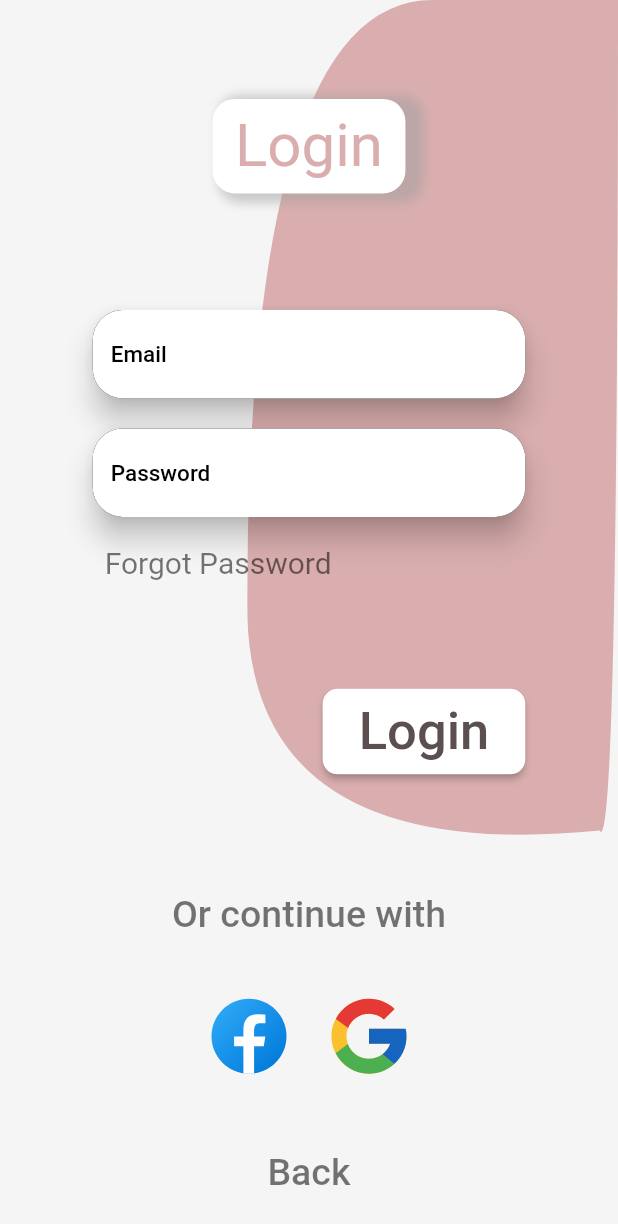
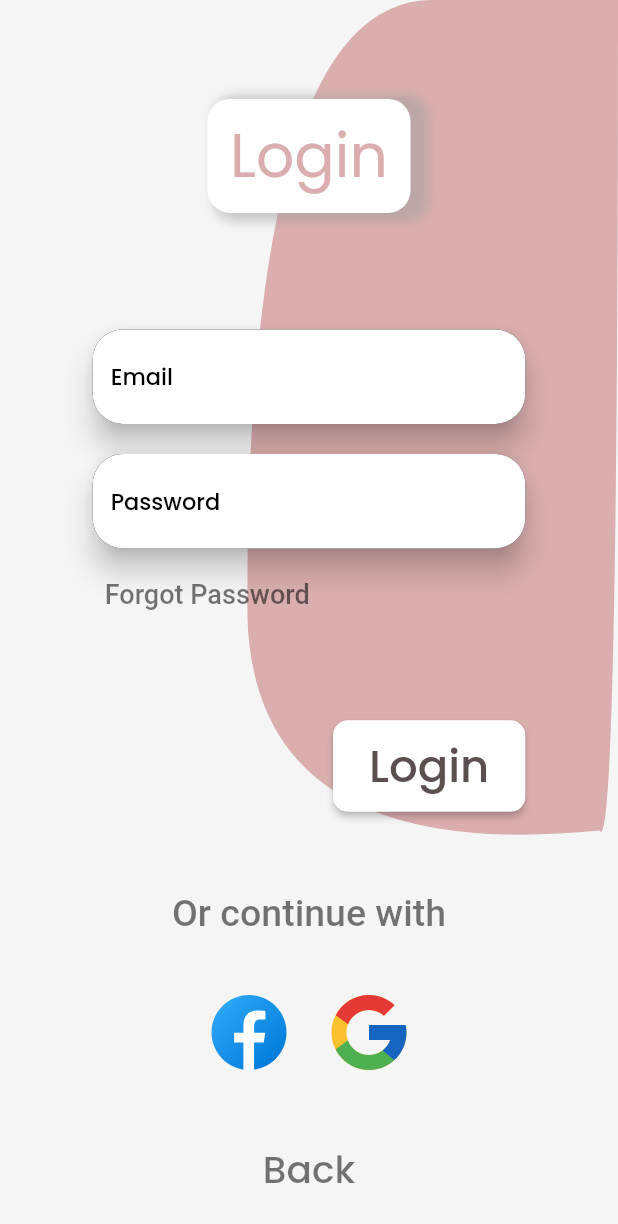
Before and after one commit to Dalex19/login_register, a Flutter app: the screen it shows after launch, after a tap on "Login", on a phone screen of 412 x 824 dp. Shown: the top 1224 px of the screen. Run offline on Flutter 3.47's test engine with Material 2 defaults, Android fonts, the phone set to English and light mode, and no system bars; our stand-ins replace animated_splash_screen, flutter_svg, google_fonts, lottie.

Commit message:
feat: page transition and custom font

```diff
--- a/lib/main.dart
+++ b/lib/main.dart
@@ -1,5 +1,6 @@
 import 'package:flutter/material.dart';
 import 'package:splash_prac/ui/screens/splash/splash.dart';
+import 'package:google_fonts/google_fonts.dart';
 
 void main() {
   runApp(const MyApp());
@@ -15,15 +16,20 @@ class MyApp extends StatelessWidget {
       theme: ThemeData(
           scaffoldBackgroundColor: const Color(0XF5F5F5F5),
           primaryColor: const Color.fromARGB(255, 218, 174, 174),
-          textTheme: const TextTheme(
-              displayMedium: TextStyle(
-                  fontSize: 25,
-                  color: Colors.black54,
-                  fontWeight: FontWeight.w500),
-              labelMedium: TextStyle(
-                  fontSize: 20,
-                  color: Colors.black54,
-                  fontWeight: FontWeight.w400)),
+          textTheme: GoogleFonts.poppinsTextTheme().copyWith(
+            displayLarge: const TextStyle(
+                fontSize: 50, fontWeight: FontWeight.w400, color: Colors.white),
+            displayMedium: const TextStyle(
+              fontSize: 25,
+              color: Colors.black54,
+              fontWeight: FontWeight.w500,
+            ),
+            labelMedium: const TextStyle(
+              fontSize: 18,
+              color: Colors.black54,
+              fontWeight: FontWeight.w500,
+            ),
+          ),
           secondaryHeaderColor: const Color.fromARGB(245, 85, 72, 72)),
       home: const Splash(),
     );
--- a/lib/ui/screens/welcome/widgets/my_wave.dart
+++ b/lib/ui/screens/welcome/widgets/my_wave.dart
@@ -1,4 +1,5 @@
 import 'package:flutter/material.dart';
+import 'package:google_fonts/google_fonts.dart';
 import 'package:splash_prac/ui/styles/waves_painter.dart';
 
 class MyWave extends StatelessWidget {
@@ -13,19 +14,14 @@ class MyWave extends StatelessWidget {
         width: MediaQuery.of(context).size.width,
         height: MediaQuery.of(context).size.height * 0.55,
         child: Column(mainAxisAlignment: MainAxisAlignment.center, children: [
-          const Text(
+          Text(
             "Welcome",
-            style: TextStyle(
-                fontSize: 50, fontWeight: FontWeight.w400, color: Colors.white),
+            style: Theme.of(context).textTheme.displayLarge,
           ),
           const SizedBox(
             height: 20,
           ),
-          const Text("to",
-              style: TextStyle(
-                  fontSize: 50,
-                  fontWeight: FontWeight.w400,
-                  color: Colors.white)),
+          Text("to", style: Theme.of(context).textTheme.displayLarge),
           const SizedBox(
             height: 20,
           ),
@@ -50,7 +46,7 @@ class MyWave extends StatelessWidget {
                 angle: 0.10,
                 child: Text(
                   "App",
-                  style: TextStyle(
+                  style: GoogleFonts.poppins(
                       fontSize: 50,
                       fontWeight: FontWeight.w400,
                       color: Theme.of(context).secondaryHeaderColor),
--- a/lib/ui/screens/welcome/widgets/proceed_with.dart
+++ b/lib/ui/screens/welcome/widgets/proceed_with.dart
@@ -2,6 +2,7 @@ import 'package:flutter/material.dart';
 import 'package:splash_prac/ui/screens/login/login.dart';
 import 'package:splash_prac/ui/screens/register/register.dart';
 import 'package:splash_prac/ui/widgets/custom_button.dart';
+import 'package:splash_prac/ui/widgets/cutom_page_route.dart';
 
 class ProccedWith extends StatelessWidget {
   const ProccedWith({super.key});
@@ -19,14 +20,12 @@ class ProccedWith extends StatelessWidget {
         Row(
           mainAxisAlignment: MainAxisAlignment.spaceAround,
           children: [
-            CustomButton("Login", const Color.fromARGB(255, 218, 174, 174), () {
-              Navigator.push(context,
-                  MaterialPageRoute(builder: (context) => const Login()));
+            CustomButton("Login", Theme.of(context).primaryColor, () {
+              Navigator.of(context).push(CustomPageRoute(child: const Login()));
             }),
-            CustomButton("Register", const Color.fromARGB(255, 218, 174, 174),
-                () {
-              Navigator.push(context,
-                  MaterialPageRoute(builder: (context) => const Register()));
+            CustomButton("Register", Theme.of(context).primaryColor, () {
+              Navigator.of(context)
+                  .push(CustomPageRoute(child: const Register()));
             })
           ],
         ),
--- a/lib/ui/widgets/custom_button.dart
+++ b/lib/ui/widgets/custom_button.dart
@@ -1,4 +1,5 @@
 import 'package:flutter/material.dart';
+import 'package:google_fonts/google_fonts.dart';
 
 class CustomButton extends StatelessWidget {
   final String _name;
@@ -16,17 +17,15 @@ class CustomButton extends StatelessWidget {
         style: ElevatedButton.styleFrom(
             backgroundColor: _color,
             textStyle:
-                const TextStyle(fontSize: 35, fontWeight: FontWeight.w500),
+                const TextStyle(fontSize: 30, fontWeight: FontWeight.w500),
             shape: const RoundedRectangleBorder(
                 borderRadius: BorderRadius.all(Radius.circular(10)))),
         child: Padding(
           padding: const EdgeInsets.all(8.0),
-          child: Text(
-            _name,
-            style: TextStyle(
-              color: Theme.of(context).secondaryHeaderColor,
-            ),
-          ),
+          child: Text(_name,
+              style: GoogleFonts.poppins(
+                color: Theme.of(context).secondaryHeaderColor,
+              )),
         ));
   }
 }
--- a/lib/ui/widgets/custom_text_button.dart
+++ b/lib/ui/widgets/custom_text_button.dart
@@ -1,4 +1,5 @@
 import 'package:flutter/material.dart';
+import 'package:google_fonts/google_fonts.dart';
 
 class CustomTextButton extends StatelessWidget {
   final String _name;
@@ -11,7 +12,7 @@ class CustomTextButton extends StatelessWidget {
           Navigator.pop(context);
         },
         child: Text(
-          style: const TextStyle(fontSize: 25, color: Colors.black54),
+          style: GoogleFonts.poppins(fontSize: 25, color: Colors.black54),
           _name,
         ));
   }
--- /dev/null
+++ b/lib/ui/widgets/cutom_page_route.dart
@@ -0,0 +1,21 @@
+import 'package:flutter/material.dart';
+
+class CustomPageRoute extends PageRouteBuilder {
+  final Widget child;
+
+  CustomPageRoute({required this.child})
+      : super(
+            pageBuilder: (context, animation, secondaryAnimation) {
+              return child;
+            });
+
+  @override
+  Widget buildTransitions(BuildContext context, Animation<double> animation,
+      Animation<double> secondaryAnimation, Widget child) {
+    return SlideTransition(
+      position: Tween<Offset>(begin: const Offset(-1, 0), end: Offset.zero)
+          .animate(animation),
+      child: child,
+    );
+  }
+}
--- a/lib/ui/widgets/toop_bar.dart
+++ b/lib/ui/widgets/toop_bar.dart
@@ -1,8 +1,8 @@
 import 'package:flutter/material.dart';
-
+import 'package:google_fonts/google_fonts.dart';
 
 class ToopBar extends StatelessWidget {
- final String _name;
+  final String _name;
 
   const ToopBar(this._name, {Key? key}) : super(key: key);
 
@@ -23,9 +23,8 @@ class ToopBar extends StatelessWidget {
           ]),
       child: Text(
         _name,
-        style: const TextStyle(
-            fontSize: 40,
-            color: Color.fromARGB(255, 218, 174, 174)),
+        style: GoogleFonts.poppins(
+            fontSize: 40, color: const Color.fromARGB(255, 218, 174, 174)),
       ),
     );
   }
--- a/pubspec.yaml
+++ b/pubspec.yaml
@@ -37,6 +37,7 @@ dependencies:
   animated_splash_screen: ^1.3.0
   lottie: ^2.3.2
   flutter_svg: ^2.0.5
+  google_fonts: ^4.0.4
 
 dev_dependencies:
   flutter_test:
```
Also changed, not shown: pubspec.lock.
